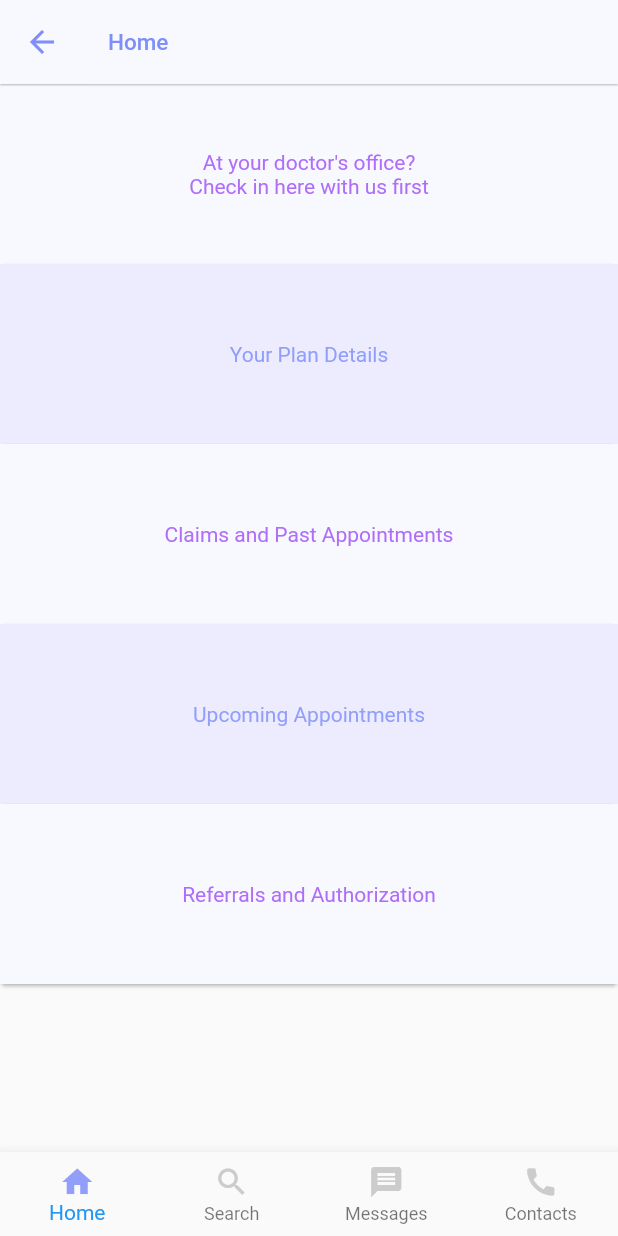
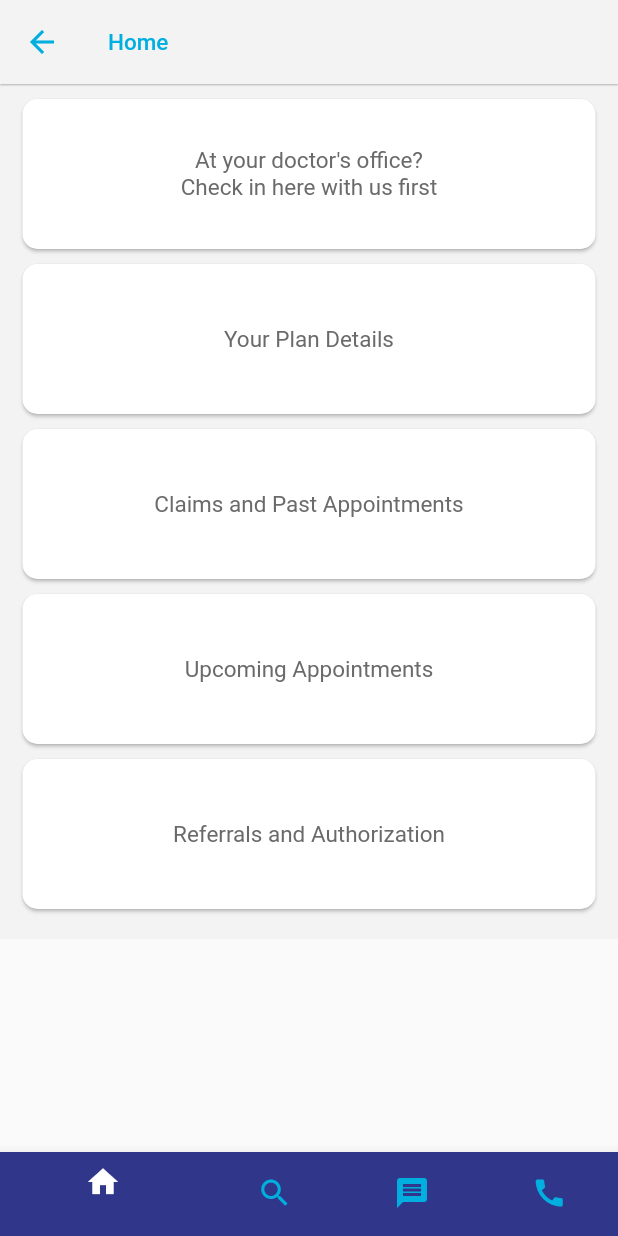
Before and after one commit to Ahmed-Husnein-Choudhury/Flutter-app-1, a Flutter app: the HomePage screen opened by its route, on a phone screen of 412 x 824 dp. Run offline on Flutter 3.47's test engine with Material 2 defaults, Android fonts, the phone set to English and light mode, and no system bars; our stand-ins replace camera, image_picker, percent_indicator, shared_preferences, video_player; missing offline and left inert: flutter_cupertino_date_picker, simple_permissions; accounts and stored records are empty.

Commit message:
Home page and base design changed for bottom navigation bar

```diff
--- a/lib/main.dart
+++ b/lib/main.dart
@@ -2,6 +2,7 @@ import 'package:camera/camera.dart';
 import 'package:flutter/material.dart';
 import 'package:medicaid/routes.dart';
 import 'package:medicaid/screens/landing_page.dart';
+import 'package:medicaid/screens/home_page.dart';
 
 List<CameraDescription> cameras;
  // Fetch the available cameras before initializing the app.
@@ -15,7 +16,7 @@ Future<void> main() async {
       title: "B.Hold",
       debugShowCheckedModeBanner: false,
       routes: Routes.routeList,
-      home:LandingPage()
+      home:HomePage()
   ));
 }
 //g
--- a/lib/screens/all_information_confirmed.dart
+++ b/lib/screens/all_information_confirmed.dart
@@ -57,7 +57,10 @@ class InformationConfirmed extends StatelessWidget {
                     )
                 ),
             ),
-          bottomNavigationBar: CustomBottomNavigation(context:context,index: 0),
+          bottomNavigationBar: BaseTheme(
+            context: context,
+            navigation: CustomBottomNavigation(context: context, index: 0),
+          ),
         ));
   }
 }
--- a/lib/screens/claim_and_appointments.dart
+++ b/lib/screens/claim_and_appointments.dart
@@ -124,7 +124,11 @@ class _ClaimsAndAppointmentsState extends State<ClaimsAndAppointments> {
           }
         )
       ),
-      bottomNavigationBar: CustomBottomNavigation(context: context,index: 4),
+
+      bottomNavigationBar: BaseTheme(
+        context: context,
+        navigation: CustomBottomNavigation(context: context, index: 4),
+      )
     );
   }
 }
--- a/lib/screens/claim_and_appointments_details.dart
+++ b/lib/screens/claim_and_appointments_details.dart
@@ -408,7 +408,10 @@ class _ClaimAndAppointmentsDetailsState extends State<ClaimAndAppointmentsDetail
           ),
         ),
       ),
-      bottomNavigationBar: CustomBottomNavigation(context: context,index: 4),
+      bottomNavigationBar: BaseTheme(
+        context: context,
+        navigation: CustomBottomNavigation(context: context, index: 4),
+      )
     );
   }
 }
--- a/lib/screens/contact.dart
+++ b/lib/screens/contact.dart
@@ -50,7 +50,10 @@ class _ContactState extends State<Contact> {
           ),
         ),
       ),
-      bottomNavigationBar: CustomBottomNavigation(context: context, index: 3),
+      bottomNavigationBar: BaseTheme(
+        context: context,
+        navigation: CustomBottomNavigation(context: context, index: 3),
+      ),
     );
   }
 }
--- a/lib/screens/home_page.dart
+++ b/lib/screens/home_page.dart
@@ -17,27 +17,31 @@ class HomePage extends StatefulWidget {
 
 class _HomePageState extends State<HomePage> {
 
-  static final oddColumnTextColor = 0XFFFB06EF8;
+  /*static final oddColumnTextColor = 0XFFFB06EF8;
   static final evenColumnTextColor = 0XFF919EFA;
   static final oddColumnBackGroundColor = 0XFFF8F9FF;
-  static final evenColumnBackGroundColor = 0XFFECECFE;
+  static final evenColumnBackGroundColor = 0XFFECECFE;*/
   static final activeRouteLinkColor = 0XFFB4BDFB;
 
   Widget menuOption({@required String optionTitle, @required bool isOdd,@required VoidCallback onTap }) {
     return GestureDetector(
       onTap: onTap,
       child: Card(
-        margin: EdgeInsets.all(0.0),
+        color: Colors.white,
+        shape: RoundedRectangleBorder(
+          borderRadius: BorderRadius.circular(10.0)
+        ),
+        margin: EdgeInsets.only(left: 15.0, top: 10.0, right: 15.0),
         child: Container(
-            height: 120.0,
+            height: 100.0,
             padding: EdgeInsets.all(25.0),
-            color: Color(isOdd ? oddColumnBackGroundColor : evenColumnBackGroundColor),
             child: Center(
               child: Text(
                 optionTitle,
                 style: TextStyle(
-                    color: Color(isOdd ? oddColumnTextColor : evenColumnTextColor),
-                    fontSize: 14.0
+                    color: Color(0XFF6A6A6A),
+                  //color: Color(0XFF00AFDF),
+                  fontSize: 15.0,
                 ),
                 textAlign: TextAlign.center,
               ),
@@ -52,8 +56,12 @@ class _HomePageState extends State<HomePage> {
   Widget build(BuildContext context) {
     return Scaffold(
       appBar: CustomAppBar(title: "Home"),
-      bottomNavigationBar: CustomBottomNavigation(context: context, index: 0),
+      bottomNavigationBar: BaseTheme(
+        context: context,
+        navigation: CustomBottomNavigation(context: context, index: 0),
+      ),
       body: Container(
+        color: Color(0XFFF3F3F3),
         child: SingleChildScrollView(
           child: Column(
             children: <Widget>[
@@ -92,6 +100,9 @@ class _HomePageState extends State<HomePage> {
                     Navigator.of(context).pushNamed(ReferalsAndAuthrizations.routeName);
                   }
               ),
+              SizedBox(
+                height: 20.0,
+              ),
             ],
           ),
         ),
--- a/lib/screens/messages.dart
+++ b/lib/screens/messages.dart
@@ -80,7 +80,10 @@ class _MessagesState extends State<Messages> {
             }
         ),
       ),
-      bottomNavigationBar: CustomBottomNavigation(context: context, index: 2),
+      bottomNavigationBar: BaseTheme(
+        context: context,
+        navigation: CustomBottomNavigation(context: context, index: 2),
+      ),
     );
   }
 }
--- a/lib/screens/referrals_and_authorizations.dart
+++ b/lib/screens/referrals_and_authorizations.dart
@@ -95,7 +95,10 @@ class _ReferalsAndAuthrizationsState extends State<ReferalsAndAuthrizations> {
           ),
         ),
       ),
-      bottomNavigationBar: CustomBottomNavigation(context: context,index: 4),
+      bottomNavigationBar: BaseTheme(
+        context: context,
+        navigation: CustomBottomNavigation(context: context, index: 4),
+      ),
     );
   }
 }
--- a/lib/screens/search.dart
+++ b/lib/screens/search.dart
@@ -50,7 +50,10 @@ class _SearchState extends State<Search> {
           },
         ),
       ),
-      bottomNavigationBar: CustomBottomNavigation(context: context, index: 1)
+      bottomNavigationBar: BaseTheme(
+        context: context,
+        navigation: CustomBottomNavigation(context: context, index: 1),
+      )
     );
   }
 }
--- a/lib/screens/upcoming_appointments.dart
+++ b/lib/screens/upcoming_appointments.dart
@@ -63,7 +63,10 @@ class _UpcomingAppointmentsState extends State<UpcomingAppointments> {
           }
         ),
       ),
-      bottomNavigationBar: CustomBottomNavigation(context: context,index: 4),
+      bottomNavigationBar: BaseTheme(
+        context: context,
+        navigation: CustomBottomNavigation(context: context, index: 4),
+      )
     );
   }
 }
--- a/lib/screens/upcoming_appointments_details.dart
+++ b/lib/screens/upcoming_appointments_details.dart
@@ -171,7 +171,10 @@ class _UpcomingAppointMentsDetailsState extends State<UpcomingAppointMentsDetail
           ),
         ),
       ),
-      bottomNavigationBar: CustomBottomNavigation(context: context,index: 4),
+      bottomNavigationBar: BaseTheme(
+        context: context,
+        navigation: CustomBottomNavigation(context: context, index: 4),
+      )
     );
   }
 }
--- a/lib/screens/your_plan_details.dart
+++ b/lib/screens/your_plan_details.dart
@@ -231,7 +231,10 @@ class _State extends State<YourPlanDetails> {
                   )),
                 )
             ),
-          bottomNavigationBar: CustomBottomNavigation(context: context,index: 4),
+          bottomNavigationBar: BaseTheme(
+            context: context,
+            navigation: CustomBottomNavigation(context: context, index: 4),
+          )
 
     );
   }
--- a/lib/utils/utils.dart
+++ b/lib/utils/utils.dart
@@ -10,17 +10,32 @@ class CustomAppBar extends AppBar {
   CustomAppBar({Key key, @required String title}) : super(
     key: key,
     iconTheme: IconThemeData(
-        color: Color(0XFF7F8EF9)
+      color: Color(0XFF00AFDF),
     ),
-    title: Text(title, style: TextStyle(color: Color(0XFF7F8EF9), fontSize: 15.0)),
-    backgroundColor: Color(0XFFF8F9FF),
+    title: Text(title, style: TextStyle(color: Color(0XFF00AFDF), fontSize: 15.0)),
+    //backgroundColor: Color(0XFFF8F9FF),
+    backgroundColor: Color(0XFFF3F3F3),
     elevation: 0.5,
   );
 }
 
+class BaseTheme extends Theme {
+  BaseTheme({BuildContext context, @required CustomBottomNavigation navigation}) : super(
+    data: Theme.of(context).copyWith(
+        canvasColor: Color(0XFF30368A),
+        textTheme: Theme
+            .of(context)
+            .textTheme
+            .copyWith(caption: new TextStyle(color: Color(0XFF00AFDF)))),
+    child: navigation
+  );
+}
+
+
 class CustomBottomNavigation extends BottomNavigationBar {
 
-  static final activeRouteLinkColor = 0XFF919EFA;
+  //static final activeRouteLinkColor = 0XFF919EFA;
+  static final activeRouteLinkColor = Colors.white;
 
   CustomBottomNavigation({BuildContext context,@required int index})
       : super (
@@ -36,23 +51,72 @@ class CustomBottomNavigation extends BottomNavigationBar {
           Navigator.of(context).pushReplacementNamed(Contact.routeName);
         }
       },
-      type: BottomNavigationBarType.fixed,
+      type: BottomNavigationBarType.shifting,
       items: [
         BottomNavigationBarItem(
-          icon: new Icon(Icons.home, color: index == 0 ? Color(activeRouteLinkColor) : Color(0XFFCCCCCC),),
-          title: new Text('Home', style: TextStyle(color: index == 0 ? Color(activeRouteLinkColor) : Color(0XFFCCCCCC))),
+          icon: new Icon(Icons.home, color: index == 0 ? Colors.white : Color(0XFF00AFDF),),
+          title: Column(
+            children: <Widget>[
+              SizedBox(height: 10.0,),
+              SizedBox(
+                height: 4.0,
+                child: Container(
+                  color: Colors.white,
+                  width: 50.0,
+                  padding: EdgeInsets.only(top: 10.0),
+                ),
+              )
+            ],
+          )
+          //title: new Text('Home', style: TextStyle(color: index == 0 ? Colors.white : Color(0XFF00AFDF),)),
         ),
         BottomNavigationBarItem(
-          icon: new Icon(Icons.search, color: index == 1 ? Color(activeRouteLinkColor) : Color(0XFFCCCCCC),),
-          title: new Text('Search', style: TextStyle(color: index == 1 ? Color(activeRouteLinkColor) : Color(0XFFCCCCCC))),
+          icon: new Icon(Icons.search, color: index == 1 ? activeRouteLinkColor : Color(0XFF00AFDF),),
+          title: Column(
+            children: <Widget>[
+              SizedBox(height: 10.0,),
+              SizedBox(
+                height: 4.0,
+                child: Container(
+                  color: Colors.white,
+                  width: 50.0,
+                  padding: EdgeInsets.only(top: 10.0),
+                ),
+              )
+            ],
+          )
         ),
         BottomNavigationBarItem(
-          icon: new Icon(Icons.message, color: index == 2 ? Color(activeRouteLinkColor) : Color(0XFFCCCCCC),),
-          title: new Text('Messages', style: TextStyle(color: index == 2 ? Color(activeRouteLinkColor) : Color(0XFFCCCCCC))),
+          icon: new Icon(Icons.message, color: index == 2 ? activeRouteLinkColor : Color(0XFF00AFDF),),
+          title: Column(
+            children: <Widget>[
+              SizedBox(height: 10.0,),
+              SizedBox(
+                height: 4.0,
+                child: Container(
+                  color: Colors.white,
+                  width: 50.0,
+                  padding: EdgeInsets.only(top: 10.0),
+                ),
+              )
+            ],
+          )
         ),
         BottomNavigationBarItem(
-          icon: new Icon(Icons.call, color: index == 3 ? Color(activeRouteLinkColor) : Color(0XFFCCCCCC),),
-          title: new Text('Contacts', style: TextStyle(color: index == 3 ? Color(activeRouteLinkColor) : Color(0XFFCCCCCC))),
+          icon: new Icon(Icons.call, color: index == 3 ? activeRouteLinkColor : Color(0XFF00AFDF),),
+          title: Column(
+            children: <Widget>[
+              SizedBox(height: 10.0,),
+              SizedBox(
+                height: 4.0,
+                child: Container(
+                  color: Colors.white,
+                  width: 50.0,
+                  padding: EdgeInsets.only(top: 10.0),
+                ),
+              )
+            ],
+          )
         ),
       ]
   );
```
